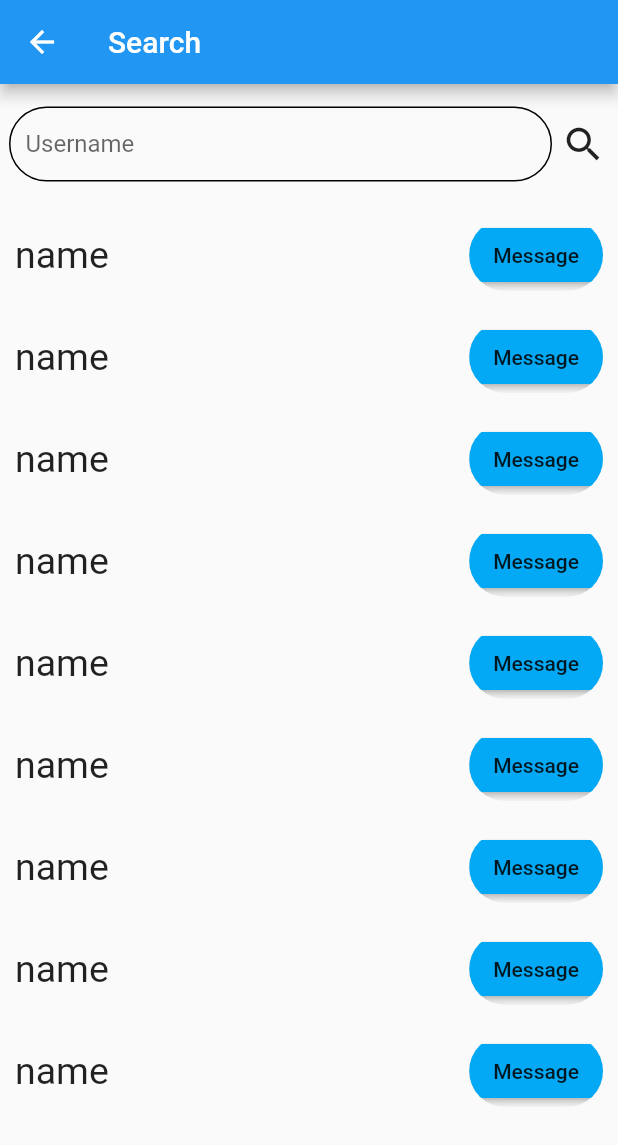
After one commit to dhruvrawat777/Chat-App, a Flutter app: the SearchScreen screen opened directly, after a tap on the "search" icon, on a phone screen of 412 x 824 dp. The commit adds this screen. Shown: the top 1145 px of the screen. Run offline on Flutter 3.47's test engine with Material 2 defaults, Android fonts, the phone set to English and light mode, and no system bars; our stand-ins replace cloud_firestore, firebase_auth, firebase_core; accounts and stored records are empty; network calls fail.

```diff
--- /dev/null
+++ b/lib/services/database.dart
@@ -0,0 +1,16 @@
+import 'package:cloud_firestore/cloud_firestore.dart';
+
+class DatabaseMethods {
+  getUserByUsername(String username) async {
+    return await FirebaseFirestore.instance
+        .collection("Users")
+        .where("name", isEqualTo: username)
+        .get();
+  }
+
+  uploadUserInfo(userMap) {
+    FirebaseFirestore.instance.collection("Users").add(userMap).catchError((e) {
+      print(e.toString());
+    });
+  }
+}
--- /dev/null
+++ b/lib/views/SearchScreen.dart
@@ -0,0 +1,102 @@
+import 'package:Chat_App/services/database.dart';
+import 'package:flutter/material.dart';
+
+class SearchScreen extends StatefulWidget {
+  @override
+  _SearchScreenState createState() => _SearchScreenState();
+}
+
+class _SearchScreenState extends State<SearchScreen> {
+  TextEditingController _searchItem = TextEditingController();
+  DatabaseMethods databaseMethods = DatabaseMethods();
+
+  Widget getList() {
+    return Container(
+      width: MediaQuery.of(context).size.width - 10,
+      height: MediaQuery.of(context).size.height - 200,
+      child: ListView.builder(
+        itemBuilder: (ctx, index) {
+          return Container(
+            padding: EdgeInsets.symmetric(vertical: 10, horizontal: 5),
+            child: Row(
+              mainAxisAlignment: MainAxisAlignment.spaceBetween,
+              children: [
+                Text(
+                  'name',
+                  style: TextStyle(
+                    fontSize: 25,
+                  ),
+                ),
+                ClipRRect(
+                  borderRadius: BorderRadius.circular(30),
+                  child: RaisedButton(
+                    color: Colors.lightBlue,
+                    onPressed: () {
+                      print('hi');
+                    },
+                    child: Text('Message'),
+                  ),
+                )
+              ],
+            ),
+          );
+        },
+        itemCount: 15,
+      ),
+    );
+  }
+
+  @override
+  Widget build(BuildContext context) {
+    return Scaffold(
+      resizeToAvoidBottomPadding: false,
+      appBar: AppBar(
+        title: Text('Search'),
+      ),
+      body: Container(
+        width: MediaQuery.of(context).size.width,
+        height: MediaQuery.of(context).size.height,
+        child: Column(
+          children: [
+            Row(
+              children: [
+                Container(
+                  margin: EdgeInsets.symmetric(vertical: 15, horizontal: 6),
+                  decoration: BoxDecoration(
+                    borderRadius: BorderRadius.circular(25),
+                    border: Border.all(color: Colors.black),
+                  ),
+                  width: MediaQuery.of(context).size.width - 50,
+                  child: TextField(
+                    controller: _searchItem,
+                    decoration: InputDecoration(
+                      border: InputBorder.none,
+                      contentPadding: EdgeInsets.symmetric(
+                        horizontal: 10,
+                      ),
+                      hintText: 'Username',
+                    ),
+                  ),
+                ),
+                GestureDetector(
+                  onTap: () {
+                    databaseMethods
+                        .getUserByUsername(_searchItem.text)
+                        .then((val) {
+                      print(val.toString());
+                    });
+                  },
+                  child: Icon(
+                    Icons.search,
+                    size: 30,
+                  ),
+                ),
+              ],
+            ),
+            getList(),
+          ],
+        ),
+      ),
+    );
+  }
+}
--- a/pubspec.yaml
+++ b/pubspec.yaml
@@ -25,6 +25,8 @@ dependencies:
     sdk: flutter
   firebase_auth: ^0.18.0+1
   html: ^0.14.0+3
+  cloud_firestore: ^0.14.0+2
+  firebase_core: ^0.5.0
 
   # The following adds the Cupertino Icons font to your application.
   # Use with the CupertinoIcons class for iOS style icons.
```
Also changed, not shown: lib/main.dart (+6 -1 lines), lib/views/SignIn.dart (+53 -4 lines), lib/views/SignUp.dart (+14 -3 lines), lib/views/chatRoomsScreen.dart (added, +51 -0 lines), pubspec.lock, 1 other file.
